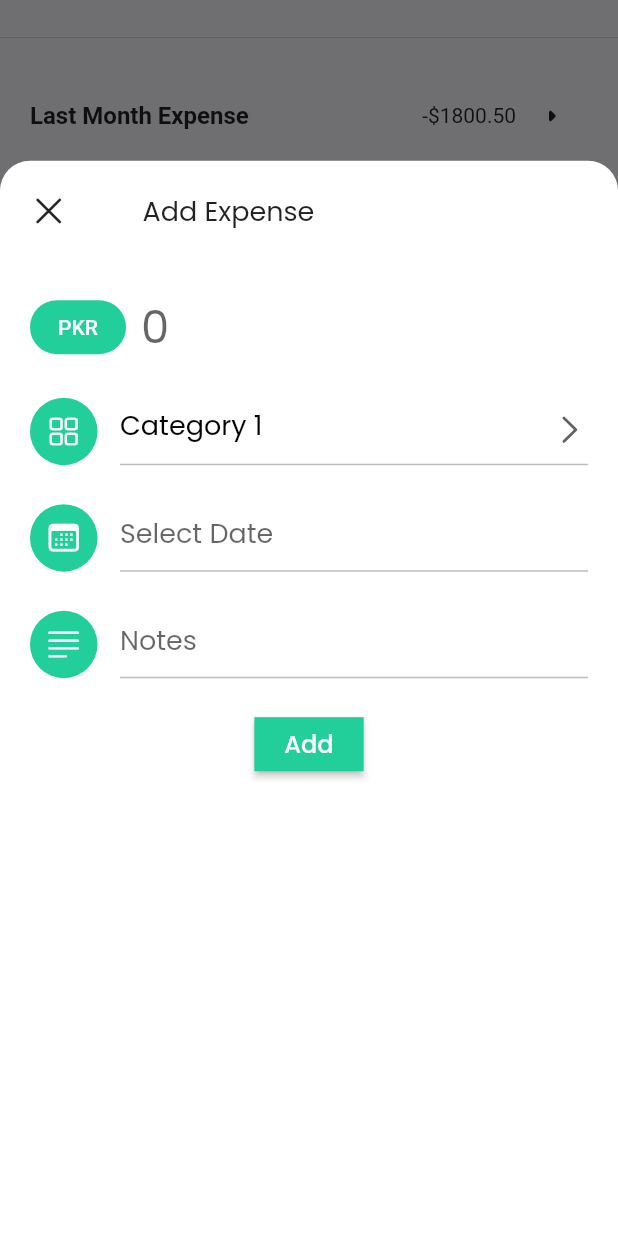
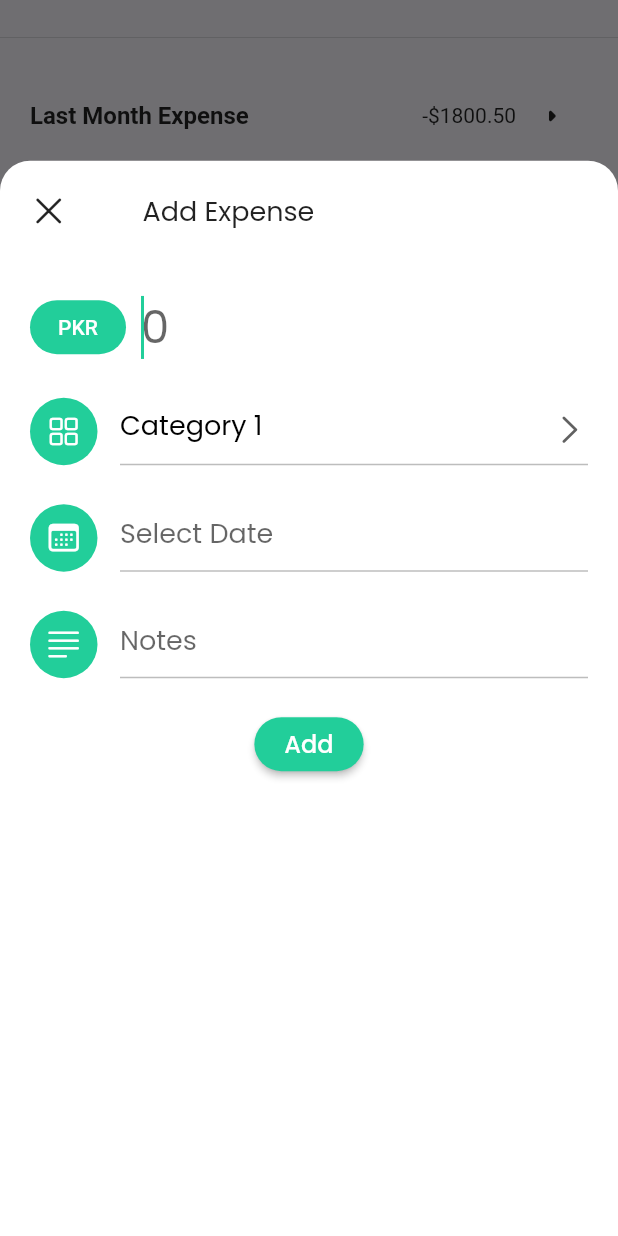
Before and after one commit to suliman-khaan/expense_ibrar, a Flutter app: the screen it shows after launch, scrolled down 391 dp, after a tap on the "add" icon, on a phone screen of 412 x 824 dp. Run offline on Flutter 3.47's test engine with Material 2 defaults, Android fonts, the phone set to English and light mode, and no system bars; drawn by our look-alikes of animated_bottom_navigation_bar; our stand-ins replace google_fonts; missing offline and left inert: pattern_formatter.

Commit message:
Changes in Add page

```diff
--- a/lib/src/pages/app.dart
+++ b/lib/src/pages/app.dart
@@ -1,4 +1,7 @@
 import 'package:animated_bottom_navigation_bar/animated_bottom_navigation_bar.dart';
+import 'package:flutter/services.dart';
+import 'package:intl/intl.dart';
+import 'package:pattern_formatter/pattern_formatter.dart';
 import 'package:expense/src/pages/profile.dart';
 import 'package:flutter/cupertino.dart';
 import 'package:flutter/material.dart';
@@ -35,6 +38,16 @@ class _AppState extends State<App> {
   final currency = TextEditingController();
   final note = TextEditingController();
   final date = TextEditingController();
+  late FocusNode amountFocusNode;
+  final _catForm = GlobalKey<FormState>();
+
+  bool isLoading = false;
+
+  @override
+  void initState() {
+    super.initState();
+    amountFocusNode = FocusNode();
+  }
 
   @override
   void dispose() {
@@ -42,6 +55,8 @@ class _AppState extends State<App> {
     currency.dispose();
     note.dispose();
     date.dispose();
+    amountFocusNode.dispose();
+
     super.dispose();
   }
 
@@ -81,7 +96,9 @@ class _AppState extends State<App> {
           //other params
         ),
         floatingActionButton: FloatingActionButton(
-            onPressed: () => showModalBottomSheet(
+            onPressed: () => {
+                  amountFocusNode.requestFocus(),
+                  showModalBottomSheet(
                     isDismissible: false,
                     // enableDrag: false,
                     isScrollControlled: true,
@@ -92,6 +109,7 @@ class _AppState extends State<App> {
                     context: context,
                     builder: (context) => buildSheet(),
                   ),
+                },
             backgroundColor: color1,
             // ignore: prefer_const_constructors
             child: Icon(
@@ -116,7 +134,6 @@ class _AppState extends State<App> {
               child: Row(
                 children: [
                   GestureDetector(
-                    // ignore: avoid_print
                     onTap: (() {
                       Navigator.of(context).pop();
                       clean();
@@ -133,6 +150,11 @@ class _AppState extends State<App> {
               ),
             ),
             const SizedBox(height: 40),
+            Form(
+                key: _catForm,
+                child: Column(
+                  children: [
+                    // currency Row
                     Row(
                       children: <Widget>[
                         //Currency
@@ -147,27 +169,38 @@ class _AppState extends State<App> {
                         Expanded(
                           child: TextFormField(
                               controller: currency,
+                              focusNode: amountFocusNode,
                               keyboardType: TextInputType.number,
+                              inputFormatters: [
+                                LengthLimitingTextInputFormatter(13),
+                                ThousandsFormatter(allowFraction: true)
+                              ],
                               cursorColor: green,
                               style: GoogleFonts.poppins(
                                   fontSize: 30, fontWeight: FontWeight.w400),
                               decoration: const InputDecoration(
-                        contentPadding: EdgeInsets.symmetric(horizontal: 10),
+                                  contentPadding:
+                                      EdgeInsets.symmetric(horizontal: 10),
                                   hintText: "0",
                                   border: InputBorder.none),
-                  ),
+                              validator: (value) {
+                                if (value == null || value.isEmpty) {
+                                  return "Please enter amount to add your expense.";
+                                }
+                              }),
                         ),
                       ],
                     ),
                     const SizedBox(height: 20),
+                    //category row
                     Row(
                       crossAxisAlignment: CrossAxisAlignment.end,
                       children: [
                         Container(
                           width: 45.0,
                           height: 45.0,
-                  decoration:
-                      BoxDecoration(shape: BoxShape.circle, color: green),
+                          decoration: BoxDecoration(
+                              shape: BoxShape.circle, color: green),
                           child: const Icon(CupertinoIcons.square_grid_2x2,
                               color: Colors.white),
                         ),
@@ -188,8 +221,8 @@ class _AppState extends State<App> {
                                   focusedBorder: UnderlineInputBorder(
                                       borderSide: BorderSide(color: green)),
                                   enabledBorder: UnderlineInputBorder(
-                              borderSide:
-                                  BorderSide(color: Colors.grey.shade400))),
+                                      borderSide: BorderSide(
+                                          color: Colors.grey.shade400))),
                               value: _selectCategory,
                               items: _category
                                   .map((item) => DropdownMenuItem<String>(
@@ -203,26 +236,28 @@ class _AppState extends State<App> {
                       ],
                     ),
                     const SizedBox(height: 20),
+                    //Date Row
                     Row(
                       crossAxisAlignment: CrossAxisAlignment.end,
                       children: [
                         Container(
                           width: 45.0,
                           height: 45.0,
-                  decoration:
-                      BoxDecoration(shape: BoxShape.circle, color: green),
-                  child:
-                      const Icon(CupertinoIcons.calendar, color: Colors.white),
+                          decoration: BoxDecoration(
+                              shape: BoxShape.circle, color: green),
+                          child: const Icon(CupertinoIcons.calendar,
+                              color: Colors.white),
                         ),
                         const SizedBox(width: 15),
                         // Date picker
                         Expanded(
-                  child: TextField(
-                    controller: date, //editing controller of this TextField
+                          child: TextFormField(
+                            controller:
+                                date, //editing controller of this TextField
                             decoration: InputDecoration(
                                 enabledBorder: UnderlineInputBorder(
-                            borderSide:
-                                BorderSide(color: Colors.grey.shade400)),
+                                    borderSide: BorderSide(
+                                        color: Colors.grey.shade400)),
                                 focusedBorder: UnderlineInputBorder(
                                     borderSide: BorderSide(color: green)),
                                 hintText: "Select Date" //label text of field
@@ -239,12 +274,16 @@ class _AppState extends State<App> {
                               );
 
                               if (pickedDate != null) {
-                        // String formattedDate = DateFormat('yyyy-MM-dd').format(pickedDate);
                                 String formattedDate =
-                            "${pickedDate.year.toString()}-${pickedDate.month.toString()}-${pickedDate.day.toString()}";
+                                    DateFormat('dd-MM-yyyy').format(pickedDate);
                                 setState(() {
                                   date.text = formattedDate;
                                 });
+                              }
+                            },
+                            validator: (value) {
+                              if (value == null || value.isEmpty) {
+                                return "Please! Select Date to add expense.";
                               }
                             },
                           ),
@@ -252,15 +291,15 @@ class _AppState extends State<App> {
                       ],
                     ),
                     const SizedBox(height: 20),
-            // Note
+                    // Note Row
                     Row(
                       crossAxisAlignment: CrossAxisAlignment.end,
                       children: [
                         Container(
                           width: 45.0,
                           height: 45.0,
-                  decoration:
-                      BoxDecoration(shape: BoxShape.circle, color: green),
+                          decoration: BoxDecoration(
+                              shape: BoxShape.circle, color: green),
                           child: const Icon(CupertinoIcons.text_justifyleft,
                               color: Colors.white),
                         ),
@@ -273,8 +312,8 @@ class _AppState extends State<App> {
                                 fontSize: 18, fontWeight: FontWeight.w400),
                             decoration: InputDecoration(
                                 enabledBorder: UnderlineInputBorder(
-                            borderSide:
-                                BorderSide(color: Colors.grey.shade400)),
+                                    borderSide: BorderSide(
+                                        color: Colors.grey.shade400)),
                                 focusedBorder: UnderlineInputBorder(
                                     borderSide: BorderSide(color: green)),
                                 hintText: "Notes"),
@@ -283,28 +322,47 @@ class _AppState extends State<App> {
                       ],
                     ),
                     const SizedBox(height: 20),
+                    //add Button --> Submit form
                     Row(
                       mainAxisAlignment: MainAxisAlignment.center,
                       children: [
                         ElevatedButton(
-                  onPressed: () {
+                          onPressed: () async {
+                            if (_catForm.currentState!.validate()) {
                               setState(() {
+                                isLoading = true;
                                 print(currency.text);
                                 print(date.text);
                                 print(_selectCategory);
                               });
+                              await Future.delayed(const Duration(seconds: 5));
+                              setState(() => isLoading = false);
+                            }
                           },
                           style: ElevatedButton.styleFrom(
                             primary: green,
-                      padding: const EdgeInsets.symmetric(horizontal: 20),
-                      shape: const RoundedRectangleBorder(
-                          borderRadius: BorderRadius.zero)),
-                  child: Text("Add",
+                            padding: const EdgeInsets.symmetric(
+                                horizontal: 20, vertical: 5),
+                            shape: const StadiumBorder(),
+                          ),
+                          child: isLoading
+                              ? const SizedBox(
+                                  height: 25,
+                                  width: 25,
+                                  child: CircularProgressIndicator(
+                                    color: Colors.white,
+                                    strokeWidth: 2,
+                                  ),
+                                )
+                              : Text("Add",
                                   style: GoogleFonts.poppins(
-                          fontSize: 16, fontWeight: FontWeight.w500)),
+                                      fontSize: 16,
+                                      fontWeight: FontWeight.w500)),
                         )
                       ],
                     )
+                  ],
+                ))
           ]),
         ),
       );
--- a/pubspec.yaml
+++ b/pubspec.yaml
@@ -18,6 +18,8 @@ dependencies:
   curved_navigation_bar: ^1.0.3
   animated_bottom_navigation_bar: ^0.3.3
   google_fonts: ^3.0.1
+  pattern_formatter: ^2.0.0
+  intl: ^0.17.0
 
 
 dev_dependencies:
```
Also changed, not shown: pubspec.lock. Lines whose indentation alone changed are shown as unchanged.
